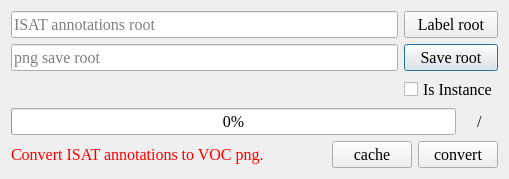
yatengLG/ISAT_with_segment_anything, file ui/ISAT_to_VOC_dialog.ui: the form before one commit.
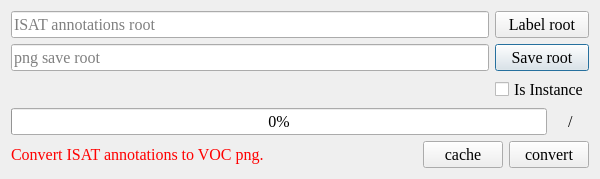
The form after the commit. Icons and pictures are not drawn.

The edit to the form file:
```diff
--- a/ui/ISAT_to_VOC_dialog.ui
+++ b/ui/ISAT_to_VOC_dialog.ui
@@ -9,8 +9,8 @@
    <rect>
     <x>0</x>
     <y>0</y>
-    <width>509</width>
-    <height>175</height>
+    <width>600</width>
+    <height>173</height>
    </rect>
   </property>
   <property name="font">
```
